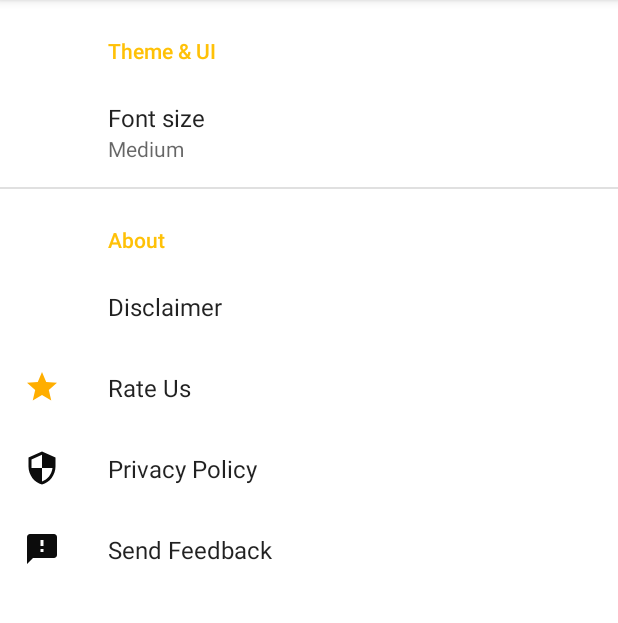
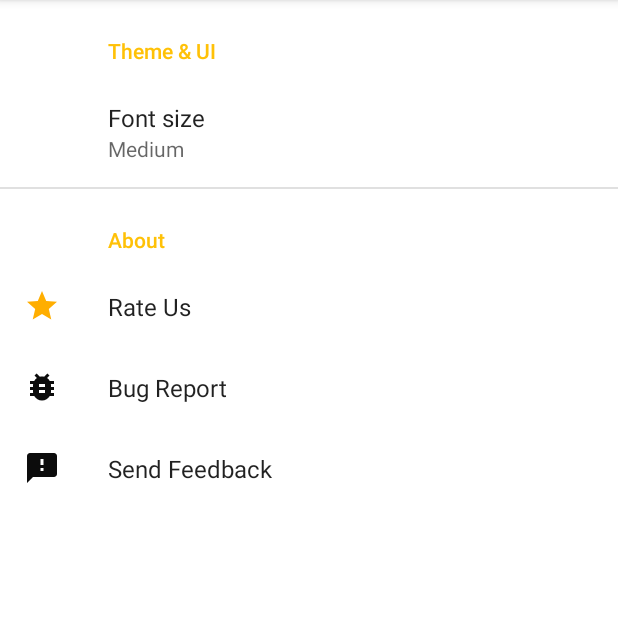
Before and after one commit to whilson03/Notes, an Android app: the fragment Settings shown on its own in the app's theme, on a phone screen of 412 x 824 dp, the part 84-707 px from its top. Run offline under Robolectric (Android 15) with nearby library versions, the phone set to English and light mode, and no system bars; our stand-ins replace androidx.preference.

Commit message:
implemented settings rating and feedback

```diff
--- a/app/src/main/java/com/olabode/wilson/daggernoteapp/ui/settings/Settings.kt
+++ b/app/src/main/java/com/olabode/wilson/daggernoteapp/ui/settings/Settings.kt
@@ -1,10 +1,17 @@
 package com.olabode.wilson.daggernoteapp.ui.settings
 
 
-import android.os.Bundle
+import android.content.*
+import android.net.Uri
+import android.os.*
+import android.view.LayoutInflater
+import android.view.View
+import android.view.ViewGroup
 import androidx.fragment.app.Fragment
+import androidx.preference.Preference
 import androidx.preference.PreferenceFragmentCompat
 import com.olabode.wilson.daggernoteapp.R
+
 
 /**
  * A simple [Fragment] subclass.
@@ -13,19 +20,111 @@ class Settings : PreferenceFragmentCompat() {
     override fun onCreatePreferences(savedInstanceState: Bundle?, rootKey: String?) {
         setPreferencesFromResource(R.xml.settings_main, rootKey)
     }
+
+    override fun onCreateView(
+        inflater: LayoutInflater,
+        container: ViewGroup?,
+        savedInstanceState: Bundle?
+    ): View? {
+
+
+        val ratePreference = findPreference<Preference>(getString(R.string.key_rate))
+        ratePreference?.let {
+            it.onPreferenceClickListener = Preference.OnPreferenceClickListener {
+                rate(context!!)
+                true
+            }
         }
 
 
-private fun rate() {
+        val report = findPreference<Preference>(getString(R.string.key_bug_report))
+        report?.let {
+            it.onPreferenceClickListener = Preference.OnPreferenceClickListener {
+                GoogleFeedbackUtils.bindFeedback(context!!)
+                true
+            }
+        }
+
+        val feedback = findPreference<Preference>(getString(R.string.key_send_feedback))
+        feedback?.let {
+            it.onPreferenceClickListener = Preference.OnPreferenceClickListener {
+                sendFeedback()
+                true
+            }
+        }
+
+
+
+        return super.onCreateView(inflater, container, savedInstanceState)
 
     }
 
 
+    private fun rate(context: Context) {
+        val uri: Uri = Uri.parse("market://details?id=" + context.packageName)
+        val goToMarket = Intent(Intent.ACTION_VIEW, uri)
+        // To count with Play market back stack, After pressing back button,
+        // to taken back to our application, we need to add following flags to intent.
+        // To count with Play market back stack, After pressing back button,
+        // to taken back to our application, we need to add following flags to intent.
+        goToMarket.addFlags(
+            Intent.FLAG_ACTIVITY_NO_HISTORY or
+                    Intent.FLAG_ACTIVITY_NEW_DOCUMENT or
+                    Intent.FLAG_ACTIVITY_MULTIPLE_TASK
+        )
+        try {
+            context.startActivity(goToMarket)
+        } catch (e: ActivityNotFoundException) {
+            context.startActivity(
+                Intent(
+                    Intent.ACTION_VIEW,
+                    Uri.parse("http://play.google.com/store/apps/details?id=" + context.packageName)
+                )
+            )
+        }
+    }
+
+
     private fun sendFeedback() {
+        val intent =
+            Intent(Intent.ACTION_SENDTO, Uri.parse("mailto:" + "whilson03@gmail.com"))
+        intent.putExtra(Intent.EXTRA_SUBJECT, getString(R.string.subject_email))
+        intent.putExtra(Intent.EXTRA_TEXT, getString(R.string.dear) + "")
+        startActivity(Intent.createChooser(intent, getString(R.string.text_feedback)))
 
     }
 
 
-private fun disclaimer() {
+    object GoogleFeedbackUtils {
+        private val TAG = GoogleFeedbackUtils::class.java.simpleName
+        /**
+         * Binds the Google Feedback service.
+         *
+         * @param context the context
+         */
+        fun bindFeedback(context: Context) {
+            val intent = Intent(Intent.ACTION_BUG_REPORT)
+            intent.component = ComponentName(
+                "com.google.android.gms",
+                "com.google.android.gms.feedback.LegacyBugReportService"
+            )
+            val serviceConnection: ServiceConnection = object : ServiceConnection {
+                override fun onServiceConnected(
+                    name: ComponentName,
+                    service: IBinder
+                ) {
+                    try {
+                        service.transact(Binder.FIRST_CALL_TRANSACTION, Parcel.obtain(), null, 0)
+                    } catch (e: RemoteException) {
+//                        Log.e(TAG, "RemoteException", e)
+                    }
+                }
+
+                override fun onServiceDisconnected(name: ComponentName) {}
+            }
+            // Bind to the service after creating it if necessary
+            context.bindService(intent, serviceConnection, Context.BIND_AUTO_CREATE)
+        }
+    }
 
 }
--- a/app/src/main/java/com/olabode/wilson/daggernoteapp/utils/Util.kt
+++ b/app/src/main/java/com/olabode/wilson/daggernoteapp/utils/Util.kt
@@ -16,4 +16,6 @@ object Util {
         val formatter = SimpleDateFormat("EEEE, dd MMMM yyyy, hh:mm:ss a")
         return formatter.format(date)
     }
+
+
 }
--- /dev/null
+++ b/app/src/main/res/drawable/ic_bug_report.xml
@@ -0,0 +1,10 @@
+<vector xmlns:android="http://schemas.android.com/apk/res/android"
+    android:width="24dp"
+    android:height="24dp"
+    android:tint="#0C0C0C"
+    android:viewportWidth="24.0"
+    android:viewportHeight="24.0">
+    <path
+        android:fillColor="#FF000000"
+        android:pathData="M20,8h-2.81c-0.45,-0.78 -1.07,-1.45 -1.82,-1.96L17,4.41 15.59,3l-2.17,2.17C12.96,5.06 12.49,5 12,5c-0.49,0 -0.96,0.06 -1.41,0.17L8.41,3 7,4.41l1.62,1.63C7.88,6.55 7.26,7.22 6.81,8L4,8v2h2.09c-0.05,0.33 -0.09,0.66 -0.09,1v1L4,12v2h2v1c0,0.34 0.04,0.67 0.09,1L4,16v2h2.81c1.04,1.79 2.97,3 5.19,3s4.15,-1.21 5.19,-3L20,18v-2h-2.09c0.05,-0.33 0.09,-0.66 0.09,-1v-1h2v-2h-2v-1c0,-0.34 -0.04,-0.67 -0.09,-1L20,10L20,8zM14,16h-4v-2h4v2zM14,12h-4v-2h4v2z" />
+</vector>
--- a/app/src/main/res/values/strings.xml
+++ b/app/src/main/res/values/strings.xml
@@ -45,4 +45,14 @@
     <string name="saving">Saving…</string>
     <string name="restore">Restore</string>
     <string name="trash_note_edit_prompt">Cannot Edit Note in Trash</string>
+    <string name="key_send_feedback">SEND_FEEDBACK</string>
+    <string name="key_rate">RATE</string>
+    <string name="bug_report">Bug Report</string>
+    <string name="key_bug_report">BUG_REPORT</string>
+    <string name="subject_email">Feedback From NotesKeep</string>
+    <string name="text_feedback">Send Feedback:</string>
+    <string name="dear">Dear …,</string>
+    <string name="about_text">About</string>
+    <string name="theme_text"><![CDATA[Theme & UI]]></string>
+    <string name="key_font_size">FONT_SIZE</string>
 </resources>
--- a/app/src/main/res/xml/settings_main.xml
+++ b/app/src/main/res/xml/settings_main.xml
@@ -2,31 +2,34 @@
 <PreferenceScreen xmlns:android="http://schemas.android.com/apk/res/android"
     xmlns:app="http://schemas.android.com/apk/res-auto">
 
-    <PreferenceCategory android:title="Theme &amp; UI">
+    <PreferenceCategory android:title="@string/theme_text">
 
         <ListPreference
 
             android:dialogTitle="@string/font_size"
             android:entries="@array/font_size_entries"
             android:entryValues="@array/font_size_values"
-            android:key="font_size"
+            android:key="@string/key_font_size"
             android:title="@string/font_size"
             app:defaultValue="20"
             app:useSimpleSummaryProvider="true" />
     </PreferenceCategory>
 
-    <PreferenceCategory android:title="About">
-        <Preference android:title="Disclaimer" />
+    <PreferenceCategory android:title="@string/about_text">
+        <!--        <Preference android:title="Disclaimer" />-->
 
         <Preference
+            android:key="@string/key_rate"
             android:icon="@drawable/ic_star_filled"
             android:title="@string/rate_text" />
 
         <Preference
-            android:icon="@drawable/ic_security"
-            android:title="@string/policy" />
+            android:icon="@drawable/ic_bug_report"
+            android:key="@string/key_bug_report"
+            android:title="@string/bug_report" />
 
         <Preference
+            android:key="@string/key_send_feedback"
             android:icon="@drawable/ic_feedback"
             android:title="@string/feedback" />
 
```
Lines whose indentation alone changed are shown as unchanged.
